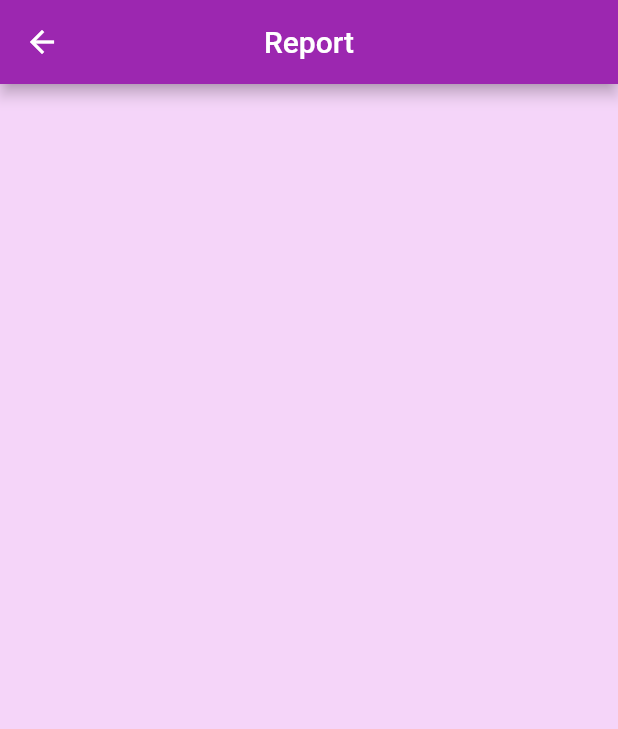
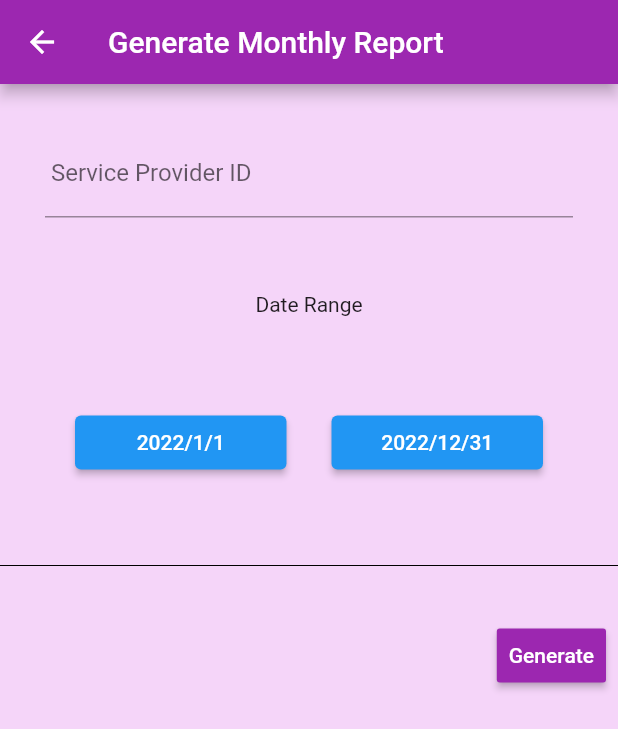
Before and after one commit to Piumi-Dissanayake/paymentallconnect, a Flutter app: the screen it shows after launch, in the side drawer, after a tap on "Report", on a phone screen of 412 x 824 dp. Shown: the top 729 px of the screen. Run offline on Flutter 3.47's test engine with Material 2 defaults, Android fonts, the phone set to English and light mode, and no system bars; our stand-ins replace cloud_firestore, date_time_picker, firebase_core, get, pdf, printing; missing offline and left inert: flutter_stripe; accounts and stored records are empty.

Commit message:
add date range to report

```diff
--- a/lib/MainDrawer.dart
+++ b/lib/MainDrawer.dart
@@ -116,7 +116,7 @@ class _MainDrawerState extends State<MainDrawer> {
               style: TextStyle(fontSize: 18),
             ),
             onTap: () {
-              Navigator.pushNamed(context, '/report');
+              Navigator.pushNamed(context, '/report_daterange');
             },
           ),
         ],
--- a/lib/main.dart
+++ b/lib/main.dart
@@ -15,6 +15,7 @@ import 'package:paymentallconnect/fail.dart';
 import 'package:paymentallconnect/gateway.dart';
 import 'package:paymentallconnect/receipt.dart';
 import 'package:paymentallconnect/report.dart';
+import 'package:paymentallconnect/report_daterange.dart';
 
 import 'package:paymentallconnect/success.dart';
 
@@ -36,7 +37,9 @@ Future<void> main() async {
       '/success': (context) => SucessPayment(),
       '/fail': (context) => FailedPayments(),
       '/gateway': (context) => Gateway(),
-      '/report': (context) => Report(),
+      '/report_daterange': (context) => DateRange(
+            title: '',
+          ),
     },
   ));
 }
--- a/lib/receiptUser.dart
+++ b/lib/receiptUser.dart
@@ -8,6 +8,9 @@ import 'package:paymentallconnect/MainDrawer.dart';
 import 'package:flutter/cupertino.dart';
 import 'package:date_time_picker/date_time_picker.dart';
 import 'package:paymentallconnect/receipt.dart';
+import 'package:pdf/pdf.dart';
+import 'package:pdf/widgets.dart' as pw;
+import 'package:printing/printing.dart';
 
 class receiptUser extends StatelessWidget {
   String Date,
--- /dev/null
+++ b/lib/report_daterange.dart
@@ -0,0 +1,106 @@
+import 'package:flutter/material.dart';
+import 'package:cloud_firestore/cloud_firestore.dart';
+import 'package:paymentallconnect/report.dart';
+
+class DateRange extends StatefulWidget {
+  const DateRange({Key? key, required this.title}) : super(key: key);
+
+  final String title;
+
+  @override
+  State<DateRange> createState() => _DateRangeState();
+}
+
+class _DateRangeState extends State<DateRange> {
+  DateTimeRange dateRange = DateTimeRange(
+    start: DateTime(2022, 01, 01),
+    end: DateTime(2022, 12, 31),
+  );
+
+  TextEditingController nameController = TextEditingController();
+  TextEditingController passwordController = TextEditingController();
+
+  @override
+  Widget build(BuildContext context) {
+    final start = dateRange.start;
+    final end = dateRange.end;
+    double width = MediaQuery.of(context).size.width;
+    double height = MediaQuery.of(context).size.height;
+    return Scaffold(
+      backgroundColor: Color.fromARGB(255, 245, 213, 249),
+      appBar: AppBar(
+        title: Text('Generate Monthly Report'),
+        backgroundColor: Colors.purple,
+      ),
+      body: SingleChildScrollView(
+        child: Column(
+          children: [
+            Padding(
+                padding: const EdgeInsets.all(30.0),
+                child: TextField(
+                    decoration: InputDecoration(
+                        //icon: Icon(Icons.people),
+
+                        labelText: ' Service Provider ID'))),
+            SizedBox(height: 20),
+            Text(
+              'Date Range',
+            ),
+            const SizedBox(height: 10),
+            Padding(
+              padding: const EdgeInsets.all(50.0),
+              child: Row(
+                mainAxisAlignment: MainAxisAlignment.center,
+                children: [
+                  Expanded(
+                    child: ElevatedButton(
+                      child: Text('${start.year}/${start.month}/${start.day}'),
+                      onPressed: pickDateRange,
+                    ),
+                  ),
+                  const SizedBox(height: 8),
+                  const SizedBox(width: 30),
+                  Expanded(
+                    child: ElevatedButton(
+                      child: Text('${end.year}/${end.month}/${end.day}'),
+                      onPressed: pickDateRange,
+                    ),
+                  ),
+                ],
+              ),
+            ),
+            Divider(color: Colors.black),
+            SizedBox(
+              height: 20,
+            ),
+            ButtonBar(
+              children: [
+                RaisedButton(
+                  child: Text("Generate"),
+                  textColor: Colors.white,
+                  color: Colors.purple,
+                  onPressed: () {
+                    Navigator.of(context).push(
+                        MaterialPageRoute(builder: (context) => Report()));
+                  },
+                ),
+              ],
+            ),
+          ],
+        ),
+      ),
+    );
+  }
+
+  Future pickDateRange() async {
+    DateTimeRange? newDataRange = await showDateRangePicker(
+      context: context,
+      initialDateRange: dateRange,
+      firstDate: DateTime(1900),
+      lastDate: DateTime(2100),
+    );
+    if (newDataRange == null) return;
+
+    setState(() => dateRange = newDataRange);
+  }
+}
--- a/pubspec.yaml
+++ b/pubspec.yaml
@@ -45,6 +45,8 @@ dependencies:
   get: ^4.6.1
   firebase_auth: ^3.3.8
   fluttertoast: ^8.0.9
+  pdf: ^3.8.1
+  printing: ^5.9.1
 
 
 
```
Also changed, not shown: pubspec.lock.
